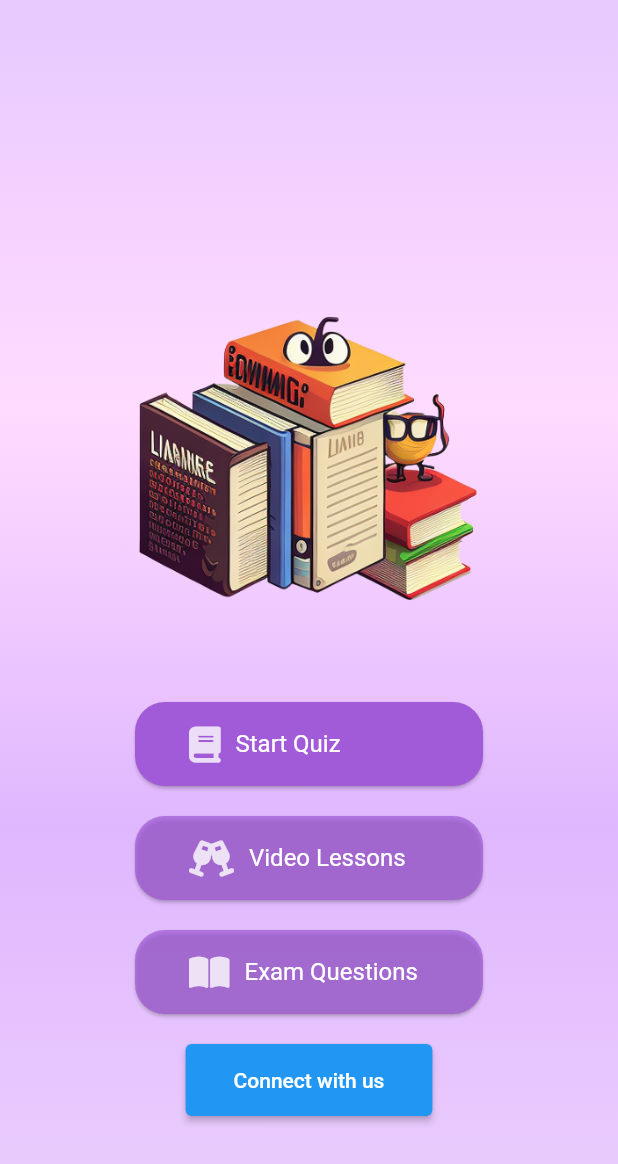
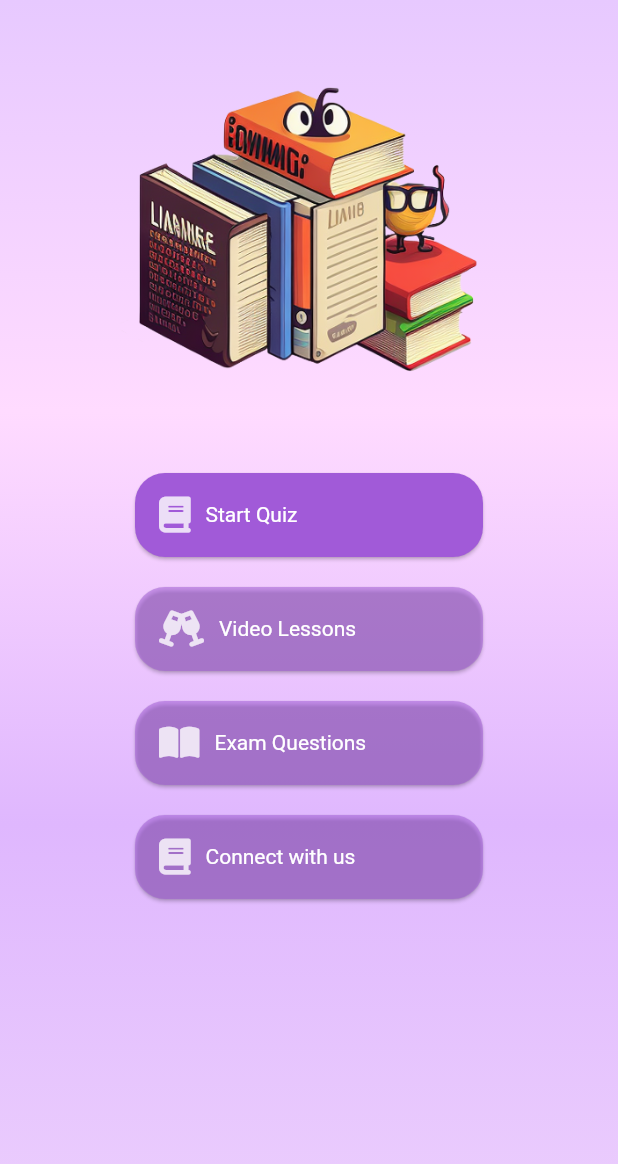
Before and after one commit to Chamidilshan/Quiz_app, a Flutter app: the screen it shows after launch, on a phone screen of 412 x 824 dp. Shown: the top 1164 px of the screen. Run offline on Flutter 3.47's test engine with Material 2 defaults, Android fonts, the light colour scheme and no system bars; our stand-ins replace flutter_countdown_timer, font_awesome_flutter; missing offline and left inert: connectivity_wrapper; network calls fail.

Commit message:
changed started page button styles

```diff
--- a/lib/pages/starting_page.dart
+++ b/lib/pages/starting_page.dart
@@ -20,148 +20,102 @@ class StartingPage extends StatelessWidget {
             ],
             begin: Alignment.topCenter,
             end: Alignment.bottomCenter,
-    ),),
+          ),
+        ),
         child: Column(
           crossAxisAlignment: CrossAxisAlignment.center,
           mainAxisAlignment: MainAxisAlignment.end,
           children: [
             Image.asset('images/books.png', width: 290.0,),
+            SizedBox(height: 20.0),
+            Expanded(
+              child: Column(
+                children: [
+                  _buildButton(
+                    icon: FontAwesomeIcons.book,
+                    label: 'Start Quiz',
+                    color: backColor,
+                    onPressed: () {
+                      print('pressed quiz');
+                      Navigator.push(
+                        context,
+                        MaterialPageRoute(
+                          builder: (context) => HomePage(),
+                        ),
+                      );
+                    },
+                  ),
+                  SizedBox(height: 20.0),
+                  _buildButton(
+                    icon: FontAwesomeIcons.champagneGlasses,
+                    label: 'Video Lessons',
+                    color: backColor.withOpacity(0.5),
+                    onPressed: () {
+                      print('pressed lessons');
+                    },
+                  ),
+                  SizedBox(height: 20.0),
+                  _buildButton(
+                    icon: FontAwesomeIcons.bookOpen,
+                    label: 'Exam Questions',
+                    color: backColor.withOpacity(0.5),
+                    onPressed: () {
+                      print('pressed questions');
+                    },
+                  ),
                   SizedBox(
                     height: 20.0,
                   ),
-            GestureDetector(
-              onTap: () {
+                  _buildButton(
+                    icon: FontAwesomeIcons.book,
+                    label: 'Connect with us',
+                    color: backColor.withOpacity(0.5),
+                    onPressed: () {
                       print('pressed quiz');
-                Navigator.push(
-                    context, MaterialPageRoute(
-                    builder: (context) => HomePage()
-                )
+                    },
+                  ),
+                ],
+              ),
+            ),
+            SizedBox(height: 80.0),
+          ],
+        ),
+      ),
     );
-              },
+  }
+
+  Widget _buildButton({
+    required IconData icon,
+    required String label,
+    required Color color,
+    required VoidCallback onPressed,
+  }) {
+    return Flexible(
       child: Card(
         margin: EdgeInsets.symmetric(horizontal: 90.0),
         shape: RoundedRectangleBorder(
-                    borderRadius: BorderRadius.circular(20.0)
+          borderRadius: BorderRadius.circular(20.0),
         ),
-                color: backColor,
-                child: Container(
-                  child: ListTile(
-                    title: Row(
+        color: color,
+        child: InkWell(
+          onTap: onPressed,
+          child: Padding(
+            padding: const EdgeInsets.all(16.0),
+            child: Row(
               mainAxisAlignment: MainAxisAlignment.start,
               children: [
-                        SizedBox(
-                          width: 20.0,
-                        ),
-                        FaIcon(FontAwesomeIcons.book, color: Colors.white.withOpacity(0.8),),
-                        SizedBox(
-                          width: 10.0,
-                        ),
+                FaIcon(icon, color: Colors.white.withOpacity(0.8)),
+                SizedBox(width: 10.0),
                 Text(
-                          'Start Quiz',
+                  label,
                   textAlign: TextAlign.center,
-                          style: TextStyle(
-                              color: Colors.white
-                          ),
+                  style: TextStyle(color: Colors.white),
                 ),
               ],
             ),
           ),
         ),
       ),
-            ),
-            SizedBox(
-              height: 20.0,
-            ),
-            GestureDetector(
-              onTap: () {
-                print('pressed lessons');
-              },
-              child: Card(
-                margin: EdgeInsets.symmetric(horizontal: 90.0),
-                shape: RoundedRectangleBorder(
-                    borderRadius: BorderRadius.circular(20.0)
-                ),
-                color: backColor.withOpacity(0.7),
-                child: Container(
-                  child: ListTile(
-                    title: Row(
-                      mainAxisAlignment: MainAxisAlignment.start,
-                      children: [
-                        SizedBox(
-                          width: 20.0,
-                        ),
-                        FaIcon(FontAwesomeIcons.champagneGlasses, color: Colors.white.withOpacity(0.8),),
-                        SizedBox(
-                          width: 10.0,
-                        ),
-                        Text(
-                          'Video Lessons',
-                          textAlign: TextAlign.center,
-                          style: TextStyle(
-                              color: Colors.white
-                          ),
-                        ),
-                      ],
-                    ),
-                  ),
-                ),
-              ),
-            ),
-            SizedBox(
-              height: 20.0,
-            ),
-            GestureDetector(
-              onTap: () {
-                print('pressed lessons');
-              },
-              child: Card(
-                margin: EdgeInsets.symmetric(horizontal: 90.0),
-                shape: RoundedRectangleBorder(
-                    borderRadius: BorderRadius.circular(20.0)
-                ),
-                color: backColor.withOpacity(0.7),
-                child: Container(
-                  child: ListTile(
-                    title: Row(
-                      mainAxisAlignment: MainAxisAlignment.start,
-                      children: [
-                        SizedBox(
-                          width: 20.0,
-                        ),
-                        FaIcon(FontAwesomeIcons.bookOpen, color: Colors.white.withOpacity(0.8),),
-                        SizedBox(
-                          width: 10.0,
-                        ),
-                        Text(
-                          'Exam Questions',
-                          textAlign: TextAlign.center,
-                          style: TextStyle(
-                              color: Colors.white
-                          ),
-                        ),
-                      ],
-                    ),
-                  ),
-                ),
-              ),
-            ),
-            SizedBox(
-              height: 20.0,
-            ),
-            ElevatedButton(
-                onPressed: (){},
-                child: Text('Connect with us'),
-              style: ElevatedButton.styleFrom(
-                padding: EdgeInsets.symmetric(horizontal: 32.0, vertical: 16.0)
-              ),
-            ),
-            SizedBox(
-              height: 80.0,
-            )
-
-          ],
-        ),
-      ),
     );
   }
 }
```
Lines whose indentation alone changed are shown as unchanged.
